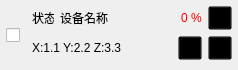
Qt form UAVManage/devicecontrol.ui (gessd/UAVManage) before a commit.
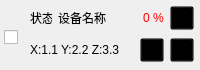
The same form after that commit. Icons and pictures are not drawn.

Diff of the .ui file:
```diff
--- a/UAVManage/devicecontrol.ui
+++ b/UAVManage/devicecontrol.ui
@@ -6,10 +6,22 @@
    <rect>
     <x>0</x>
     <y>0</y>
-    <width>238</width>
+    <width>200</width>
     <height>70</height>
    </rect>
   </property>
+  <property name="minimumSize">
+   <size>
+    <width>200</width>
+    <height>0</height>
+   </size>
+  </property>
+  <property name="maximumSize">
+   <size>
+    <width>200</width>
+    <height>16777215</height>
+   </size>
+  </property>
   <property name="windowTitle">
    <string>DeviceControl</string>
   </property>
@@ -18,7 +30,7 @@
   </property>
   <layout class="QGridLayout" name="gridLayout">
    <property name="leftMargin">
-    <number>6</number>
+    <number>4</number>
    </property>
    <property name="topMargin">
     <number>6</number>
@@ -27,7 +39,7 @@
     <number>6</number>
    </property>
    <property name="bottomMargin">
-    <number>6</number>
+    <number>2</number>
    </property>
    <property name="spacing">
     <number>2</number>
```
